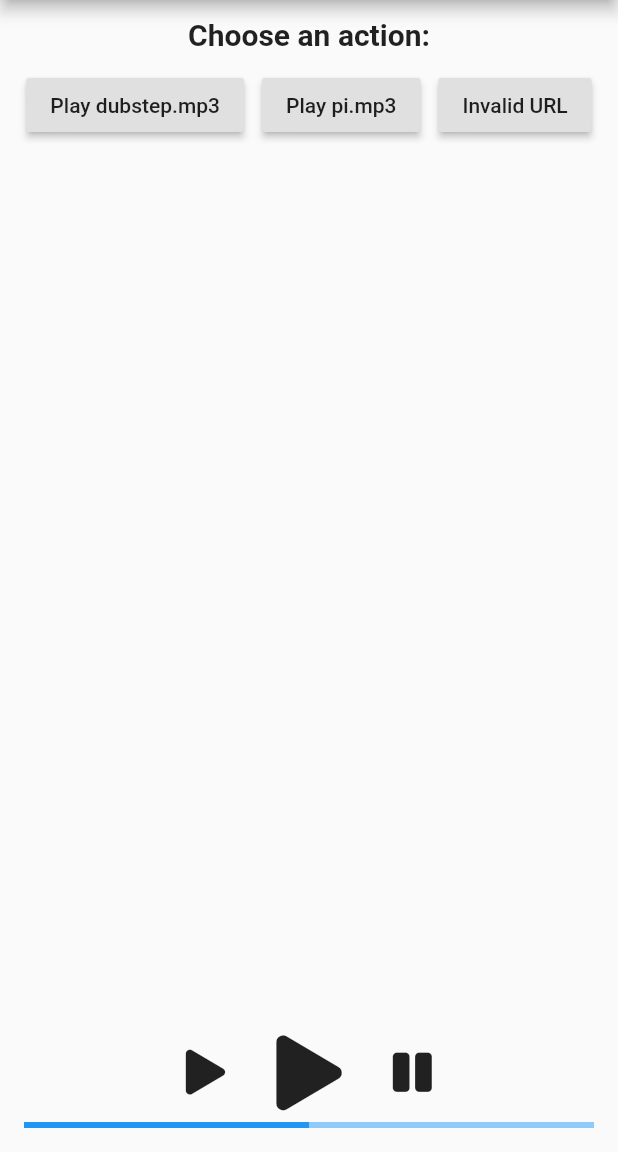
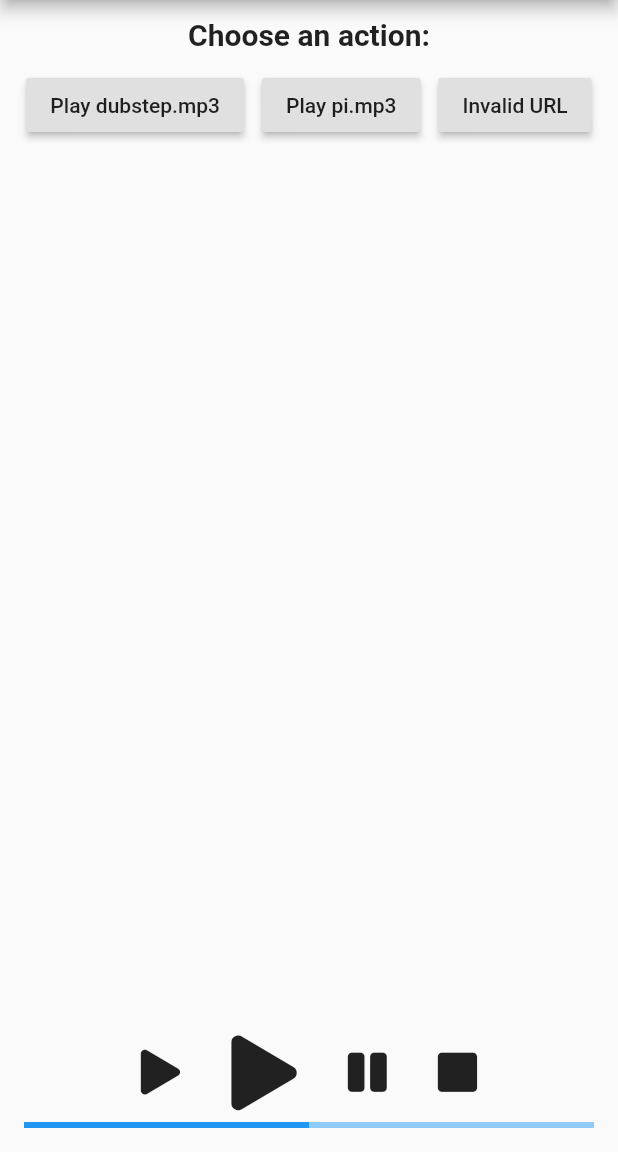
Before and after one commit to 2find/stereo, a Flutter app: the screen it shows after launch, on a phone screen of 412 x 824 dp, the part 84-1236 px from its top. Run offline on Flutter 3.47's test engine with Material 2 defaults, Android fonts, the phone set to English and light mode, and no system bars; our stand-ins replace font_awesome_flutter.

Commit message:
[All] Added stop() method (#15)

```diff
--- a/example/lib/media_player_widget.dart
+++ b/example/lib/media_player_widget.dart
@@ -12,6 +12,7 @@ class MediaPlayerWidget extends StatefulWidget {
 class _MediaPlayerState extends State<MediaPlayerWidget> {
   static const Icon _pauseIcon = const Icon(FontAwesomeIcons.pause);
   static const Icon _playIcon = const Icon(FontAwesomeIcons.play);
+  static const Icon _stopIcon = const Icon(FontAwesomeIcons.stop);
 
   bool _isPlaying = false;
 
@@ -42,8 +43,9 @@ class _MediaPlayerState extends State<MediaPlayerWidget> {
           new IconButton(
               icon: _pauseIcon,
               iconSize: 30.0,
-              onPressed: () => _stereo.pause(),
-          )
+              onPressed: () => _stereo.pause()),
+          new IconButton(
+              icon: _stopIcon, iconSize: 30.0, onPressed: () => _stereo.stop())
         ],
       ),
       new LinearProgressIndicator(value: 0.5)
--- a/src/lib/stereo.dart
+++ b/src/lib/stereo.dart
@@ -59,6 +59,11 @@ class Stereo {
     await _channel.invokeMethod('app.play');
   }
 
+  /// Stops playback.
+  Future stop() async {
+    await _channel.invokeMethod('app.stop');
+  }
+
   Future<bool> togglePlaying() async {
     return await _channel.invokeMethod('app.togglePlaying');
   }
```
Also changed, not shown: 3 other files.
